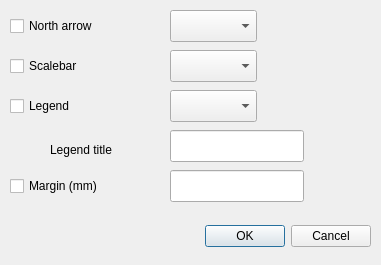
Before: the Qt Designer form AutoLayoutTool_dialog_base.ui in sylsta/AutoLayoutTool, drawn with Qt 5.
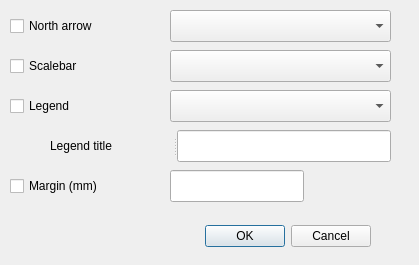
After: the same form once the commit is applied.

The edit to the form file:
```diff
--- a/AutoLayoutTool_dialog_base.ui
+++ b/AutoLayoutTool_dialog_base.ui
@@ -7,7 +7,7 @@
    <rect>
     <x>0</x>
     <y>0</y>
-    <width>381</width>
+    <width>419</width>
     <height>265</height>
    </rect>
   </property>
@@ -51,7 +51,7 @@
     <rect>
      <x>170</x>
      <y>10</y>
-     <width>87</width>
+     <width>221</width>
      <height>32</height>
     </rect>
    </property>
@@ -67,7 +67,7 @@
     <rect>
      <x>170</x>
      <y>50</y>
-     <width>87</width>
+     <width>221</width>
      <height>32</height>
     </rect>
    </property>
@@ -115,7 +115,7 @@
     <rect>
      <x>170</x>
      <y>90</y>
-     <width>87</width>
+     <width>221</width>
      <height>32</height>
     </rect>
    </property>
@@ -126,30 +126,7 @@
     <locale language="Estonian" country="Estonia"/>
    </property>
   </widget>
-  <widget class="QLineEdit" name="lineEdit">
-   <property name="geometry">
-    <rect>
-     <x>170</x>
-     <y>130</y>
-     <width>134</width>
-     <height>32</height>
-    </rect>
-   </property>
-  </widget>
-  <widget class="QLabel" name="label">
-   <property name="geometry">
-    <rect>
-     <x>50</x>
-     <y>140</y>
-     <width>90</width>
-     <height>20</height>
-    </rect>
-   </property>
-   <property name="text">
-    <string>Legend title</string>
-   </property>
-  </widget>
-  <widget class="QLineEdit" name="le_marginvalue">
+  <widget class="QLineEdit" name="le_margin_value">
    <property name="geometry">
     <rect>
      <x>170</x>
@@ -175,6 +152,25 @@
     <string>Margin (mm)</string>
    </property>
   </widget>
+  <widget class="QSplitter" name="splitter">
+   <property name="geometry">
+    <rect>
+     <x>50</x>
+     <y>130</y>
+     <width>341</width>
+     <height>32</height>
+    </rect>
+   </property>
+   <property name="orientation">
+    <enum>Qt::Horizontal</enum>
+   </property>
+   <widget class="QLabel" name="label">
+    <property name="text">
+     <string>Legend title</string>
+    </property>
+   </widget>
+   <widget class="QLineEdit" name="le_legend_title"/>
+  </widget>
  </widget>
  <resources/>
  <connections>
```
Left out of the diff: 10 changed lines with no effect on the pictures.
